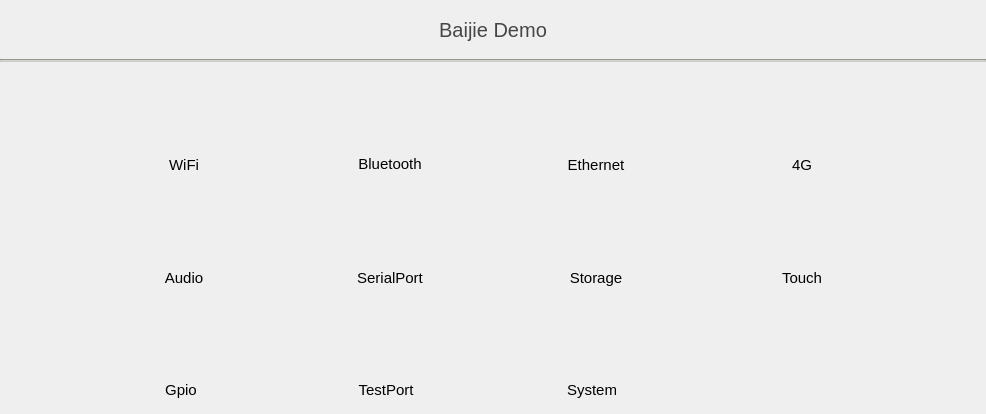
This is mainwindow.ui in jizizihe/baijie_demo as Qt 5 draws it before an edit. The edited form follows.
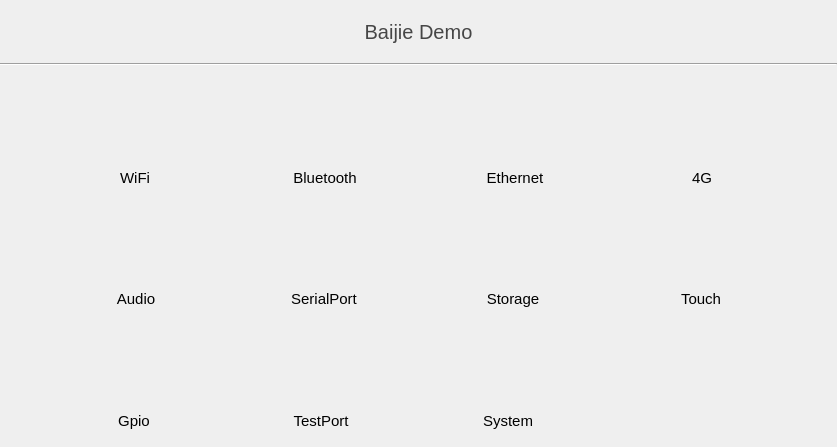
This is the edited form. Icons and pictures are not drawn.

Diff of the .ui file:
```diff
--- a/mainwindow.ui
+++ b/mainwindow.ui
@@ -6,8 +6,8 @@
    <rect>
     <x>0</x>
     <y>0</y>
-    <width>986</width>
-    <height>414</height>
+    <width>837</width>
+    <height>447</height>
    </rect>
   </property>
   <property name="sizePolicy">
@@ -85,7 +85,7 @@
      <number>0</number>
     </property>
     <item row="0" column="0">
-     <layout class="QHBoxLayout" name="horizontalLayout_16" stretch="11">
+     <layout class="QHBoxLayout" name="horizontalLayout_16" stretch="0">
       <property name="spacing">
        <number>0</number>
       </property>
@@ -120,16 +120,13 @@
     </item>
     <item row="1" column="0">
      <widget class="Line" name="line">
-      <property name="styleSheet">
-       <string notr="true">background-color: rgb(186, 189, 182,180);</string>
-      </property>
       <property name="orientation">
        <enum>Qt::Horizontal</enum>
       </property>
      </widget>
     </item>
     <item row="2" column="0">
-     <layout class="QVBoxLayout" name="verticalLayout" stretch="2,13,2,13,2,13,2">
+     <layout class="QVBoxLayout" name="verticalLayout" stretch="1,6,1,6,1,6,1">
       <property name="spacing">
        <number>0</number>
       </property>
@@ -140,14 +137,14 @@
         </property>
         <property name="sizeHint" stdset="0">
          <size>
-          <width>939</width>
-          <height>10</height>
+          <width>760</width>
+          <height>24</height>
          </size>
         </property>
        </spacer>
       </item>
       <item>
-       <layout class="QHBoxLayout" name="horizontalLayout_12" stretch="9,2,4,2,4,2,4,2,9">
+       <layout class="QHBoxLayout" name="horizontalLayout_12" stretch="2,4,1,4,1,4,1,4,2">
         <property name="spacing">
          <number>0</number>
         </property>
@@ -158,8 +155,8 @@
           </property>
           <property name="sizeHint" stdset="0">
            <size>
-            <width>40</width>
-            <height>20</height>
+            <width>30</width>
+            <height>86</height>
            </size>
           </property>
          </spacer>
@@ -225,7 +222,7 @@
             </widget>
            </item>
            <item row="0" column="0">
-            <layout class="QHBoxLayout" name="horizontalLayout_2" stretch="1,5,1">
+            <layout class="QHBoxLayout" name="horizontalLayout_2" stretch="2,5,2">
              <property name="spacing">
               <number>0</number>
              </property>
@@ -233,13 +230,13 @@
               <number>0</number>
              </property>
              <property name="topMargin">
-              <number>1</number>
+              <number>0</number>
              </property>
              <property name="rightMargin">
               <number>0</number>
              </property>
              <property name="bottomMargin">
-              <number>1</number>
+              <number>0</number>
              </property>
              <item>
               <spacer name="horizontalSpacer_16">
@@ -314,8 +311,8 @@
           </property>
           <property name="sizeHint" stdset="0">
            <size>
-            <width>24</width>
-            <height>60</height>
+            <width>13</width>
+            <height>89</height>
            </size>
           </property>
          </spacer>
@@ -351,13 +348,13 @@
             <number>0</number>
            </property>
            <property name="bottomMargin">
-            <number>1</number>
+            <number>0</number>
            </property>
            <property name="spacing">
             <number>0</number>
            </property>
            <item row="0" column="0">
-            <layout class="QHBoxLayout" name="horizontalLayout_5" stretch="1,5,1">
+            <layout class="QHBoxLayout" name="horizontalLayout_5" stretch="1,3,1">
              <property name="spacing">
               <number>0</number>
              </property>
@@ -380,8 +377,8 @@
                </property>
                <property name="sizeHint" stdset="0">
                 <size>
-                 <width>40</width>
-                 <height>20</height>
+                 <width>13</width>
+                 <height>68</height>
                 </size>
                </property>
               </spacer>
@@ -428,8 +425,8 @@
                </property>
                <property name="sizeHint" stdset="0">
                 <size>
-                 <width>40</width>
-                 <height>20</height>
+                 <width>13</width>
+                 <height>68</height>
                 </size>
                </property>
               </spacer>
@@ -446,7 +443,7 @@
              </property>
              <property name="minimumSize">
               <size>
-               <width>0</width>
+               <width>166</width>
                <height>0</height>
               </size>
              </property>
@@ -473,8 +470,8 @@
           </property>
           <property name="sizeHint" stdset="0">
            <size>
-            <width>23</width>
-            <height>60</height>
+            <width>13</width>
+            <height>92</height>
            </size>
           </property>
          </spacer>
@@ -512,14 +509,11 @@
            <property name="bottomMargin">
             <number>0</number>
            </property>
-           <property name="horizontalSpacing">
+           <property name="spacing">
             <number>0</number>
            </property>
-           <property name="verticalSpacing">
-            <number>1</number>
-           </property>
            <item row="0" column="0">
-            <layout class="QHBoxLayout" name="horizontalLayout_3" stretch="1,5,1">
+            <layout class="QHBoxLayout" name="horizontalLayout_3" stretch="2,5,2">
              <property name="spacing">
               <number>0</number>
              </property>
@@ -527,13 +521,13 @@
               <number>0</number>
              </property>
              <property name="topMargin">
-              <number>1</number>
+              <number>0</number>
              </property>
              <property name="rightMargin">
               <number>0</number>
              </property>
              <property name="bottomMargin">
-              <number>1</number>
+              <number>0</number>
              </property>
              <item>
               <spacer name="horizontalSpacer_20">
@@ -635,8 +629,8 @@
           </property>
           <property name="sizeHint" stdset="0">
            <size>
-            <width>24</width>
-            <height>60</height>
+            <width>13</width>
+            <height>89</height>
            </size>
           </property>
          </spacer>
@@ -708,7 +702,7 @@
             </widget>
            </item>
            <item row="0" column="0">
-            <layout class="QHBoxLayout" name="horizontalLayout_4" stretch="1,5,1">
+            <layout class="QHBoxLayout" name="horizontalLayout_4" stretch="1,3,1">
              <property name="spacing">
               <number>0</number>
              </property>
@@ -805,8 +799,8 @@
           </property>
           <property name="sizeHint" stdset="0">
            <size>
-            <width>40</width>
-            <height>20</height>
+            <width>30</width>
+            <height>48</height>
            </size>
           </property>
          </spacer>
@@ -820,14 +814,14 @@
         </property>
         <property name="sizeHint" stdset="0">
          <size>
-          <width>931</width>
+          <width>760</width>
           <height>13</height>
          </size>
         </property>
        </spacer>
       </item>
       <item>
-       <layout class="QHBoxLayout" name="horizontalLayout_13" stretch="9,2,4,2,4,2,4,2,9">
+       <layout class="QHBoxLayout" name="horizontalLayout_13" stretch="2,4,1,4,1,4,1,4,2">
         <property name="spacing">
          <number>0</number>
         </property>
@@ -838,8 +832,8 @@
           </property>
           <property name="sizeHint" stdset="0">
            <size>
-            <width>40</width>
-            <height>20</height>
+            <width>35</width>
+            <height>94</height>
            </size>
           </property>
          </spacer>
@@ -884,7 +878,7 @@
             <number>1</number>
            </property>
            <item row="0" column="0">
-            <layout class="QHBoxLayout" name="horizontalLayout_7" stretch="1,5,1">
+            <layout class="QHBoxLayout" name="horizontalLayout_7" stretch="2,5,2">
              <property name="spacing">
               <number>0</number>
              </property>
@@ -1000,8 +994,8 @@
           </property>
           <property name="sizeHint" stdset="0">
            <size>
-            <width>24</width>
-            <height>63</height>
+            <width>13</width>
+            <height>94</height>
            </size>
           </property>
          </spacer>
@@ -1046,7 +1040,7 @@
             <number>1</number>
            </property>
            <item row="0" column="0">
-            <layout class="QHBoxLayout" name="horizontalLayout_8" stretch="1,5,1">
+            <layout class="QHBoxLayout" name="horizontalLayout_8" stretch="1,3,1">
              <property name="spacing">
               <number>0</number>
              </property>
@@ -1168,8 +1162,8 @@
           </property>
           <property name="sizeHint" stdset="0">
            <size>
-            <width>23</width>
-            <height>63</height>
+            <width>13</width>
+            <height>94</height>
            </size>
           </property>
          </spacer>
@@ -1214,7 +1208,7 @@
             <number>1</number>
            </property>
            <item row="0" column="0">
-            <layout class="QHBoxLayout" name="horizontalLayout" stretch="1,5,1">
+            <layout class="QHBoxLayout" name="horizontalLayout" stretch="2,5,2">
              <property name="spacing">
               <number>0</number>
              </property>
@@ -1336,8 +1330,8 @@
           </property>
           <property name="sizeHint" stdset="0">
            <size>
-            <width>24</width>
-            <height>63</height>
+            <width>13</width>
+            <height>94</height>
            </size>
           </property>
          </spacer>
@@ -1382,7 +1376,7 @@
             <number>1</number>
            </property>
            <item row="0" column="0">
-            <layout class="QHBoxLayout" name="horizontalLayout_6" stretch="1,5,1">
+            <layout class="QHBoxLayout" name="horizontalLayout_6" stretch="2,5,2">
              <property name="spacing">
               <number>0</number>
              </property>
@@ -1504,8 +1498,8 @@
           </property>
           <property name="sizeHint" stdset="0">
            <size>
-            <width>40</width>
-            <height>20</height>
+            <width>34</width>
+            <height>94</height>
            </size>
           </property>
          </spacer>
@@ -1519,14 +1513,14 @@
         </property>
         <property name="sizeHint" stdset="0">
          <size>
-          <width>931</width>
+          <width>760</width>
           <height>13</height>
          </size>
         </property>
        </spacer>
       </item>
       <item>
-       <layout class="QHBoxLayout" name="horizontalLayout_14" stretch="9,2,4,2,4,2,4,2,9">
+       <layout class="QHBoxLayout" name="horizontalLayout_14" stretch="2,4,1,4,1,4,1,4,2">
         <property name="spacing">
          <number>0</number>
         </property>
@@ -1540,8 +1534,8 @@
           </property>
           <property name="sizeHint" stdset="0">
            <size>
-            <width>40</width>
-            <height>20</height>
+            <width>34</width>
+            <height>93</height>
            </size>
           </property>
          </spacer>
@@ -1586,7 +1580,7 @@
             <number>1</number>
            </property>
            <item row="0" column="0">
-            <layout class="QHBoxLayout" name="horizontalLayout_9" stretch="1,5,1">
+            <layout class="QHBoxLayout" name="horizontalLayout_9" stretch="1,3,1">
              <property name="spacing">
               <number>0</number>
              </property>
@@ -1708,8 +1702,8 @@
           </property>
           <property name="sizeHint" stdset="0">
            <size>
-            <width>25</width>
-            <height>65</height>
+            <width>13</width>
+            <height>93</height>
            </size>
           </property>
          </spacer>
@@ -1754,7 +1748,7 @@
             <number>1</number>
            </property>
            <item row="0" column="0">
-            <layout class="QHBoxLayout" name="horizontalLayout_10" stretch="1,5,1">
+            <layout class="QHBoxLayout" name="horizontalLayout_10" stretch="1,3,1">
              <property name="spacing">
               <number>0</number>
              </property>
@@ -1870,8 +1864,8 @@
           </property>
           <property name="sizeHint" stdset="0">
            <size>
-            <width>24</width>
-            <height>65</height>
+            <width>13</width>
+            <height>93</height>
            </size>
           </property>
          </spacer>
@@ -1916,7 +1910,7 @@
             <number>1</number>
            </property>
            <item row="0" column="0">
-            <layout class="QHBoxLayout" name="horizontalLayout_11" stretch="1,5,1">
+            <layout class="QHBoxLayout" name="horizontalLayout_11" stretch="2,5,2">
              <property name="spacing">
               <number>0</number>
              </property>
@@ -2033,8 +2027,8 @@
           </property>
           <property name="sizeHint" stdset="0">
            <size>
-            <width>25</width>
-            <height>65</height>
+            <width>13</width>
+            <height>93</height>
            </size>
           </property>
          </spacer>
@@ -2082,8 +2076,8 @@
           </property>
           <property name="sizeHint" stdset="0">
            <size>
-            <width>40</width>
-            <height>20</height>
+            <width>34</width>
+            <height>93</height>
            </size>
           </property>
          </spacer>
@@ -2097,7 +2091,7 @@
         </property>
         <property name="sizeHint" stdset="0">
          <size>
-          <width>939</width>
+          <width>760</width>
           <height>13</height>
          </size>
         </property>
```
Left out of the diff: 122 changed lines with no effect on the pictures.
